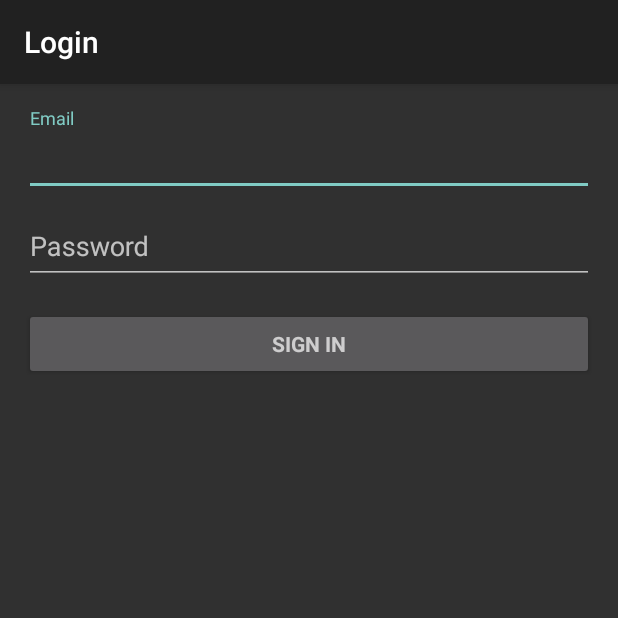
After one commit to a-blondel/R6Challenges, an Android app: the LoginActivity screen opened directly, with no data from a screen before it, on a phone screen of 412 x 824 dp, the top half of it. The commit adds this screen. Run offline under Robolectric (Android 15) with nearby library versions, the phone set to English and light mode, and no system bars.

Commit message:
LoginActivity reworked (WIP)

```diff
--- a/app/src/main/AndroidManifest.xml
+++ b/app/src/main/AndroidManifest.xml
@@ -11,13 +11,15 @@
         android:theme="@style/Theme.AppCompat.NoActionBar">
         <activity
             android:name=".ui.main.MainActivity"
-            android:exported="true"
-            android:label="@string/app_name">
+            android:exported="true">
             <intent-filter>
                 <action android:name="android.intent.action.MAIN" />
                 <category android:name="android.intent.category.LAUNCHER" />
             </intent-filter>
         </activity>
+        <activity
+            android:name=".ui.login.LoginActivity"
+            android:label="@string/title_activity_login" />
     </application>
 
 </manifest>
--- /dev/null
+++ b/app/src/main/res/layout/activity_login.xml
@@ -0,0 +1,110 @@
+<?xml version="1.0" encoding="utf-8"?>
+<androidx.coordinatorlayout.widget.CoordinatorLayout xmlns:android="http://schemas.android.com/apk/res/android"
+    xmlns:app="http://schemas.android.com/apk/res-auto"
+    xmlns:tools="http://schemas.android.com/tools"
+    android:layout_width="match_parent"
+    android:layout_height="match_parent"
+    tools:context=".ui.login.LoginActivity">
+
+    <com.google.android.material.appbar.AppBarLayout
+        android:layout_width="match_parent"
+        android:layout_height="wrap_content"
+        android:theme="@style/AppTheme.AppBarOverlay"
+        app:layout_constraintEnd_toEndOf="parent"
+        app:layout_constraintStart_toStartOf="parent"
+        app:layout_constraintTop_toTopOf="parent">
+
+        <androidx.appcompat.widget.Toolbar
+            android:id="@+id/toolbar"
+            android:layout_width="match_parent"
+            android:layout_height="?attr/actionBarSize"
+            app:popupTheme="@style/AppTheme.PopupOverlay" />
+
+    </com.google.android.material.appbar.AppBarLayout>
+
+    <androidx.constraintlayout.widget.ConstraintLayout
+        android:id="@+id/constraintLayout"
+        android:layout_width="match_parent"
+        android:layout_height="match_parent"
+        app:layout_behavior="@string/appbar_scrolling_view_behavior">
+
+        <LinearLayout
+            android:layout_width="match_parent"
+            android:layout_height="match_parent"
+            android:gravity="center_horizontal"
+            android:orientation="vertical"
+            android:paddingBottom="@dimen/activity_vertical_margin"
+            android:paddingLeft="@dimen/activity_horizontal_margin"
+            android:paddingRight="@dimen/activity_horizontal_margin"
+            android:paddingTop="@dimen/activity_vertical_margin"
+            tools:context=".ui.LoginActivity">
+
+            <!-- Login progress -->
+            <ProgressBar
+                android:id="@+id/login_progress"
+                style="?android:attr/progressBarStyleLarge"
+                android:layout_width="wrap_content"
+                android:layout_height="wrap_content"
+                android:layout_marginBottom="8dp"
+                android:visibility="gone" />
+
+            <ScrollView
+                android:id="@+id/login_form"
+                android:layout_width="match_parent"
+                android:layout_height="match_parent">
+
+                <LinearLayout
+                    android:id="@+id/email_login_form"
+                    android:layout_width="match_parent"
+                    android:layout_height="wrap_content"
+                    android:focusableInTouchMode="true"
+                    android:orientation="vertical">
+
+                    <com.google.android.material.textfield.TextInputLayout
+                        android:layout_width="match_parent"
+                        android:layout_height="wrap_content">
+
+                        <EditText
+                            android:id="@+id/email"
+                            android:layout_width="match_parent"
+                            android:layout_height="48dp"
+                            android:autofillHints="emailAddress"
+                            android:hint="@string/prompt_email"
+                            android:inputType="textEmailAddress"
+                            android:maxLines="1"
+                            android:singleLine="true" />
+
+                    </com.google.android.material.textfield.TextInputLayout>
+
+                    <com.google.android.material.textfield.TextInputLayout
+                        android:layout_width="match_parent"
+                        android:layout_height="wrap_content">
+
+                        <EditText
+                            android:id="@+id/password"
+                            android:layout_width="match_parent"
+                            android:layout_height="48dp"
+                            android:autofillHints="password"
+                            android:hint="@string/prompt_password"
+                            android:imeActionId="6"
+                            android:imeActionLabel="@string/action_sign_in"
+                            android:imeOptions="actionUnspecified"
+                            android:inputType="textPassword"
+                            android:maxLines="1"
+                            android:singleLine="true" />
+
+                    </com.google.android.material.textfield.TextInputLayout>
+
+                    <Button
+                        android:id="@+id/email_sign_in_button"
+                        style="?android:textAppearanceSmall"
+                        android:layout_width="match_parent"
+                        android:layout_height="wrap_content"
+                        android:layout_marginTop="16dp"
+                        android:text="@string/action_sign_in"
+                        android:textStyle="bold" />
+                </LinearLayout>
+            </ScrollView>
+        </LinearLayout>
+    </androidx.constraintlayout.widget.ConstraintLayout>
+</androidx.coordinatorlayout.widget.CoordinatorLayout>
--- a/app/src/main/res/values/strings.xml
+++ b/app/src/main/res/values/strings.xml
@@ -1,7 +1,16 @@
 <resources>
     <string name="app_name">R6 Challenges</string>
+
+    <!--Main Activity-->
     <string name="synchronize">"Synchronize"</string>
     <string name="player_name">"Player Name"</string>
     <string name="logout">"Logout"</string>
     <string name="playerWithPlatform">"Player (platform)"</string>
+
+    <!--Login Activity-->
+    <string name="title_activity_login">Login</string>
+    <string name="prompt_email">Email</string>
+    <string name="prompt_password">Password</string>
+    <string name="action_sign_in">Sign in</string>
+    <string name="successful_connection">Connected</string>
 </resources>
--- /dev/null
+++ b/app/src/main/res/values/styles.xml
@@ -0,0 +1,8 @@
+<?xml version="1.0" encoding="utf-8"?>
+<resources>
+
+    <style name="AppTheme.AppBarOverlay" parent="ThemeOverlay.AppCompat.Dark.ActionBar" />
+
+    <style name="AppTheme.PopupOverlay" parent="ThemeOverlay.AppCompat.Light" />
+
+</resources>
```
Also changed, not shown: app/src/main/java/com/ablondel/r6challenges/service/UbiService.java (+7 -9 lines), app/src/main/java/com/ablondel/r6challenges/ui/login/LoginActivity.java (added, +277 -0 lines), app/src/main/java/com/ablondel/r6challenges/ui/main/MainActivity.java (+5 -8 lines).
